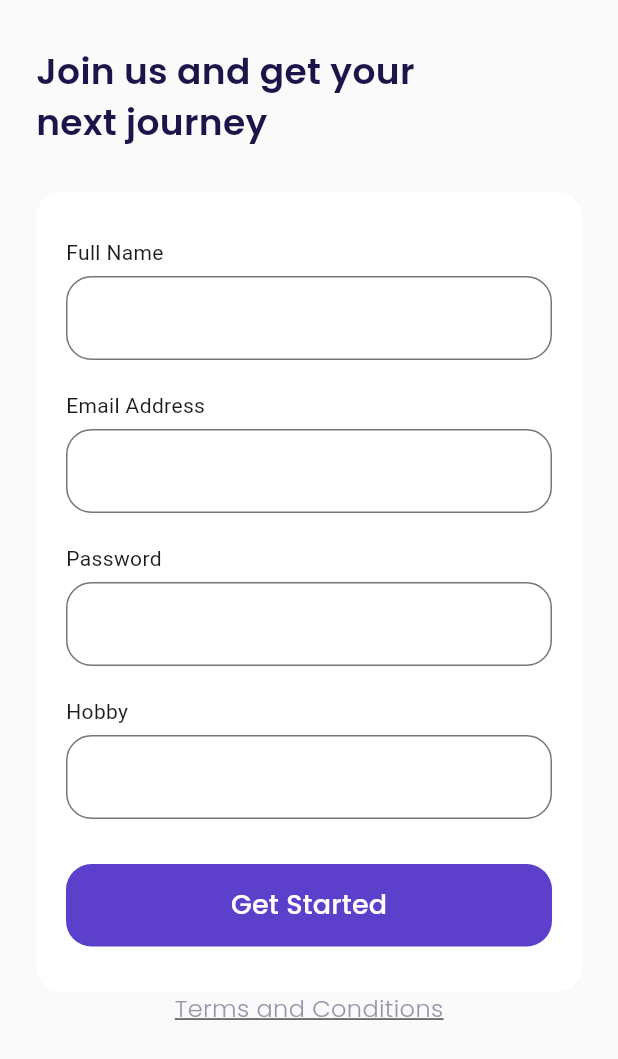
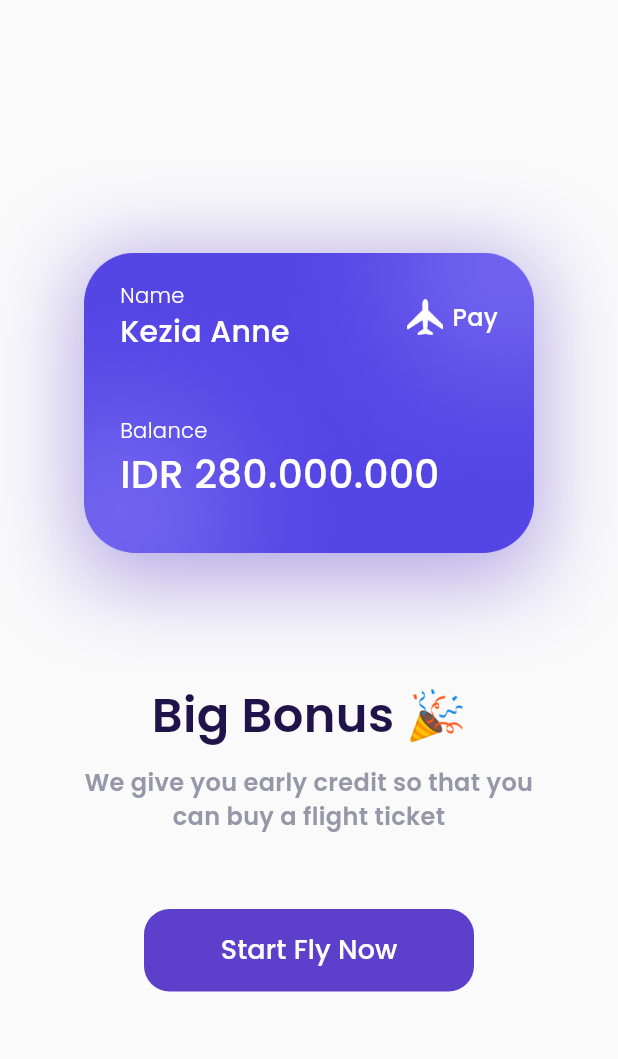
Before and after one commit to khoerodin/airplane, a Flutter app: the SignUpPage screen opened by its route, after a tap on "Get Started", on a phone screen of 412 x 824 dp. Shown: the top 1059 px of the screen. Run offline on Flutter 3.47's test engine with Material 3 defaults, Android fonts, the phone set to English and light mode, and no system bars; our stand-ins replace google_fonts.

Commit message:
Bonus Page

```diff
--- a/lib/main.dart
+++ b/lib/main.dart
@@ -1,3 +1,4 @@
+import 'package:airplane/ui/pages/bonus_page.dart';
 import 'package:airplane/ui/pages/get_started_page.dart';
 import 'package:airplane/ui/pages/sign_up_page.dart';
 import 'package:airplane/ui/pages/splash_page.dart';
@@ -18,6 +19,7 @@ class MyApp extends StatelessWidget {
         '/': (context) => const SplashPage(),
         '/get-started': (context) => const GetStartedPage(),
         '/sign-up': (context) => const SignUpPage(),
+        '/bonus': (context) => const BonusPage(),
       },
     );
   }
--- /dev/null
+++ b/lib/ui/pages/bonus_page.dart
@@ -0,0 +1,159 @@
+import 'package:airplane/shared/theme.dart';
+import 'package:flutter/material.dart';
+
+class BonusPage extends StatelessWidget {
+  const BonusPage({super.key});
+
+  @override
+  Widget build(BuildContext context) {
+    Widget bonusCard() {
+      return Container(
+        width: 300,
+        height: 211,
+        padding: EdgeInsets.all(defaultMargin),
+        decoration: BoxDecoration(
+          image: const DecorationImage(
+            image: AssetImage(
+              'assets/image_card.png',
+            ),
+          ),
+          boxShadow: [
+            BoxShadow(
+              color: kPrimaryColor.withOpacity(.5),
+              blurRadius: 50,
+              offset: const Offset(0, 10),
+            ),
+          ],
+        ),
+        child: Column(
+          crossAxisAlignment: CrossAxisAlignment.start,
+          children: [
+            Row(
+              children: [
+                Expanded(
+                  child: Column(
+                    crossAxisAlignment: CrossAxisAlignment.start,
+                    children: [
+                      Text(
+                        'Name',
+                        style: whiteTextStyle.copyWith(
+                          fontWeight: light,
+                        ),
+                      ),
+                      Text(
+                        'Kezia Anne',
+                        style: whiteTextStyle.copyWith(
+                          fontSize: 20,
+                          fontWeight: medium,
+                        ),
+                        overflow: TextOverflow.ellipsis,
+                      ),
+                    ],
+                  ),
+                ),
+                Container(
+                  width: 24,
+                  height: 24,
+                  margin: const EdgeInsets.only(right: 6),
+                  decoration: const BoxDecoration(
+                    image: DecorationImage(
+                      image: AssetImage(
+                        'assets/icon_plane.png',
+                      ),
+                    ),
+                  ),
+                ),
+                Text(
+                  'Pay',
+                  style: whiteTextStyle.copyWith(
+                    fontSize: 16,
+                    fontWeight: medium,
+                  ),
+                ),
+              ],
+            ),
+            const SizedBox(height: 41),
+            Text(
+              'Balance',
+              style: whiteTextStyle.copyWith(fontWeight: light),
+            ),
+            Text(
+              'IDR 280.000.000',
+              style: whiteTextStyle.copyWith(
+                fontSize: 26,
+                fontWeight: medium,
+              ),
+            ),
+          ],
+        ),
+      );
+    }
+
+    Widget title() {
+      return Container(
+        margin: const EdgeInsets.only(top: 80),
+        child: Text(
+          'Big Bonus 🎉',
+          style: blackTextStyle.copyWith(
+            fontSize: 32,
+            fontWeight: semiBold,
+          ),
+        ),
+      );
+    }
+
+    Widget subTitle() {
+      return Container(
+        margin: const EdgeInsets.only(top: 10),
+        padding: const EdgeInsets.symmetric(horizontal: 50),
+        child: Text(
+          'We give you early credit so that you can buy a flight ticket',
+          style: greyTextStyle.copyWith(
+            fontSize: 16,
+            fontWeight: semiBold,
+          ),
+          textAlign: TextAlign.center,
+        ),
+      );
+    }
+
+    Widget startButton() {
+      return Container(
+        width: 220,
+        height: 55,
+        margin: const EdgeInsets.only(top: 50),
+        child: TextButton(
+          style: TextButton.styleFrom(
+            backgroundColor: kPrimaryColor,
+            shape: RoundedRectangleBorder(
+              borderRadius: BorderRadius.circular(defaultRadius),
+            ),
+          ),
+          onPressed: () {},
+          child: Text(
+            'Start Fly Now',
+            style: whiteTextStyle.copyWith(
+              fontSize: 18,
+              fontWeight: medium,
+            ),
+          ),
+        ),
+      );
+    }
+
+    return Scaffold(
+      backgroundColor: kBackgroundColor,
+      body: Center(
+        child: Column(
+          mainAxisAlignment: MainAxisAlignment.center,
+          children: [
+            bonusCard(),
+            title(),
+            subTitle(),
+            startButton(),
+          ],
+        ),
+      ),
+    );
+  }
+}
--- a/lib/ui/pages/get_started_page.dart
+++ b/lib/ui/pages/get_started_page.dart
@@ -54,9 +54,7 @@ class GetStartedPage extends StatelessWidget {
                     style: TextButton.styleFrom(
                       backgroundColor: kPrimaryColor,
                       shape: RoundedRectangleBorder(
-                        borderRadius: BorderRadius.circular(
-                          defaultRadius,
-                        ),
+                        borderRadius: BorderRadius.circular(defaultRadius),
                       ),
                     ),
                     onPressed: () {
--- a/lib/ui/pages/sign_up_page.dart
+++ b/lib/ui/pages/sign_up_page.dart
@@ -151,7 +151,9 @@ class SignUpPage extends StatelessWidget {
           width: double.infinity,
           height: 55,
           child: TextButton(
-            onPressed: () {},
+            onPressed: () {
+              Navigator.pushNamed(context, '/bonus');
+            },
             style: TextButton.styleFrom(
               backgroundColor: kPrimaryColor,
               shape: RoundedRectangleBorder(
```
